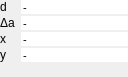
The window that src/ui/qgsadvanceddigitizingfloaterbase.ui (olivierdalang/QGIS) describes before a commit, drawn with Qt 5.
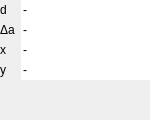
The same window after the commit.

Commit message: use default font size

```diff
--- a/src/ui/qgsadvanceddigitizingfloaterbase.ui
+++ b/src/ui/qgsadvanceddigitizingfloaterbase.ui
@@ -6,8 +6,8 @@
    <rect>
     <x>0</x>
     <y>0</y>
-    <width>128</width>
-    <height>77</height>
+    <width>150</width>
+    <height>120</height>
    </rect>
   </property>
   <layout class="QGridLayout" name="gridLayout">
@@ -27,7 +27,7 @@
     <number>6</number>
    </property>
    <property name="verticalSpacing">
-    <number>2</number>
+    <number>0</number>
    </property>
    <item row="3" column="1">
     <widget class="QLabel" name="mAngleLabel">
@@ -38,17 +38,6 @@
    </item>
    <item row="2" column="3">
     <widget class="QLineEdit" name="mDistanceLineEdit">
-     <property name="maximumSize">
-      <size>
-       <width>16777215</width>
-       <height>14</height>
-      </size>
-     </property>
-     <property name="font">
-      <font>
-       <pointsize>8</pointsize>
-      </font>
-     </property>
      <property name="toolTip">
       <string/>
      </property>
@@ -71,17 +60,6 @@
        <height>0</height>
       </size>
      </property>
-     <property name="font">
-      <font>
-       <pointsize>8</pointsize>
-      </font>
-     </property>
-     <property name="maximumSize">
-      <size>
-       <width>16777215</width>
-       <height>14</height>
-      </size>
-     </property>
      <property name="toolTip">
       <string/>
      </property>
@@ -101,17 +79,6 @@
        <height>0</height>
       </size>
      </property>
-     <property name="font">
-      <font>
-       <pointsize>8</pointsize>
-      </font>
-     </property>
-     <property name="maximumSize">
-      <size>
-       <width>16777215</width>
-       <height>14</height>
-      </size>
-     </property>
      <property name="toolTip">
       <string/>
      </property>
@@ -145,17 +112,6 @@
        <height>0</height>
       </size>
      </property>
-     <property name="font">
-      <font>
-       <pointsize>8</pointsize>
-      </font>
-     </property>
-     <property name="maximumSize">
-      <size>
-       <width>16777215</width>
-       <height>14</height>
-      </size>
-     </property>
      <property name="toolTip">
       <string/>
      </property>
```
